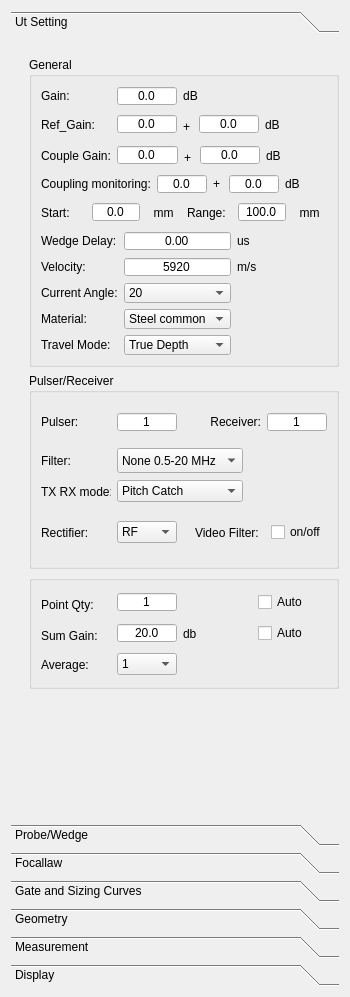
First picture: the form in phascan_view/ui/DopplerGroupTab.ui, repository qinxingying/hello-word, before the edit.
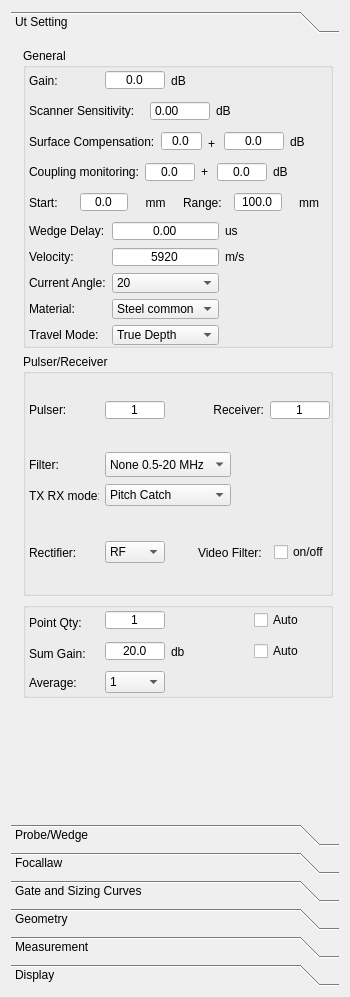
Second picture: the form after the edit. The open tabs and pages were chosen to show the change. Icons and pictures are not drawn. Custom widgets are drawn as their Qt base class.

Commit message: 修改界面耦合补偿为表面补偿，补偿增益改为扫查灵敏度

Diff of the .ui file:
```diff
--- a/phascan_view/ui/DopplerGroupTab.ui
+++ b/phascan_view/ui/DopplerGroupTab.ui
@@ -122,6 +122,18 @@
            </size>
           </property>
           <layout class="QVBoxLayout" name="verticalLayout_15">
+           <property name="leftMargin">
+            <number>3</number>
+           </property>
+           <property name="topMargin">
+            <number>0</number>
+           </property>
+           <property name="rightMargin">
+            <number>0</number>
+           </property>
+           <property name="bottomMargin">
+            <number>0</number>
+           </property>
            <item>
             <widget class="QGroupBox" name="BoxGeneral">
              <property name="enabled">
@@ -149,6 +161,18 @@
               <string>General</string>
              </property>
              <layout class="QVBoxLayout" name="verticalLayout_13">
+              <property name="leftMargin">
+               <number>3</number>
+              </property>
+              <property name="topMargin">
+               <number>0</number>
+              </property>
+              <property name="rightMargin">
+               <number>0</number>
+              </property>
+              <property name="bottomMargin">
+               <number>0</number>
+              </property>
               <item>
                <layout class="QHBoxLayout" name="horizontalLayout_20">
                 <item>
@@ -238,137 +262,57 @@
               <item>
                <layout class="QHBoxLayout" name="horizontalLayout_21">
                 <item>
-                 <widget class="QLabel" name="label_RefGain">
-                  <property name="minimumSize">
-                   <size>
-                    <width>70</width>
-                    <height>20</height>
-                   </size>
-                  </property>
-                  <property name="maximumSize">
-                   <size>
-                    <width>80</width>
-                    <height>25</height>
-                   </size>
-                  </property>
+                 <widget class="QLabel" name="LabelScannerSensitivity">
                   <property name="text">
-                   <string>Ref_Gain:</string>
+                   <string>Scanner Sensitivity: </string>
                   </property>
                  </widget>
                 </item>
                 <item>
-                 <widget class="QDoubleSpinBox" name="ValueRefGain">
-                  <property name="sizePolicy">
-                   <sizepolicy hsizetype="Fixed" vsizetype="Fixed">
-                    <horstretch>0</horstretch>
-                    <verstretch>0</verstretch>
-                   </sizepolicy>
-                  </property>
-                  <property name="minimumSize">
-                   <size>
-                    <width>60</width>
-                    <height>20</height>
-                   </size>
-                  </property>
-                  <property name="maximumSize">
-                   <size>
-                    <width>60</width>
-                    <height>20</height>
-                   </size>
-                  </property>
-                  <property name="alignment">
-                   <set>Qt::AlignCenter</set>
-                  </property>
-                  <property name="buttonSymbols">
-                   <enum>QAbstractSpinBox::NoButtons</enum>
-                  </property>
-                  <property name="decimals">
-                   <number>1</number>
-                  </property>
-                  <property name="minimum">
-                   <double>-80.000000000000000</double>
-                  </property>
-                  <property name="maximum">
-                   <double>80.000000000000000</double>
-                  </property>
-                 </widget>
-                </item>
-                <item>
-                 <widget class="QLabel" name="LabelGain_3">
+                 <widget class="QDoubleSpinBox" name="ValueScannerSensitivity">
                   <property name="sizePolicy">
                    <sizepolicy hsizetype="Preferred" vsizetype="Preferred">
                     <horstretch>0</horstretch>
                     <verstretch>0</verstretch>
                    </sizepolicy>
                   </property>
-                  <property name="minimumSize">
-                   <size>
-                    <width>10</width>
-                    <height>25</height>
-                   </size>
-                  </property>
                   <property name="maximumSize">
                    <size>
-                    <width>10</width>
-                    <height>20</height>
-                   </size>
-                  </property>
-                  <property name="text">
-                   <string>+</string>
-                  </property>
-                 </widget>
-                </item>
-                <item>
-                 <widget class="QDoubleSpinBox" name="ValueREFGain">
-                  <property name="sizePolicy">
-                   <sizepolicy hsizetype="Fixed" vsizetype="Fixed">
-                    <horstretch>0</horstretch>
-                    <verstretch>0</verstretch>
-                   </sizepolicy>
-                  </property>
-                  <property name="minimumSize">
-                   <size>
                     <width>60</width>
                     <height>20</height>
                    </size>
                   </property>
-                  <property name="maximumSize">
-                   <size>
-                    <width>60</width>
-                    <height>20</height>
-                   </size>
+                  <property name="mouseTracking">
+                   <bool>false</bool>
                   </property>
                   <property name="focusPolicy">
                    <enum>Qt::WheelFocus</enum>
                   </property>
-                  <property name="alignment">
-                   <set>Qt::AlignCenter</set>
+                  <property name="contextMenuPolicy">
+                   <enum>Qt::DefaultContextMenu</enum>
                   </property>
                   <property name="buttonSymbols">
                    <enum>QAbstractSpinBox::NoButtons</enum>
                   </property>
-                  <property name="keyboardTracking">
-                   <bool>false</bool>
-                  </property>
-                  <property name="decimals">
-                   <number>1</number>
-                  </property>
                   <property name="minimum">
-                   <double>-40.000000000000000</double>
+                   <double>-30.000000000000000</double>
                   </property>
                   <property name="maximum">
-                   <double>40.000000000000000</double>
+                   <double>30.000000000000000</double>
                   </property>
                  </widget>
                 </item>
                 <item>
-                 <widget class="QLabel" name="LabelGainUnit_2">
+                 <widget class="QLabel" name="labelUnitSS_2">
+                  <property name="minimumSize">
+                   <size>
+                    <width>30</width>
+                    <height>0</height>
+                   </size>
+                  </property>
                   <property name="text">
                    <string>dB</string>
                   </property>
-                  <property name="alignment">
-                   <set>Qt::AlignLeading|Qt::AlignLeft|Qt::AlignVCenter</set>
-                  </property>
                  </widget>
                 </item>
                </layout>
@@ -390,7 +334,7 @@
                    </size>
                   </property>
                   <property name="text">
-                   <string>Couple Gain:</string>
+                   <string>Surface Compensation:</string>
                   </property>
                  </widget>
                 </item>
@@ -1080,7 +1024,16 @@
              </property>
              <layout class="QVBoxLayout" name="verticalLayout_14" stretch="1,2,1">
               <property name="leftMargin">
-               <number>9</number>
+               <number>3</number>
+              </property>
+              <property name="topMargin">
+               <number>0</number>
+              </property>
+              <property name="rightMargin">
+               <number>0</number>
+              </property>
+              <property name="bottomMargin">
+               <number>0</number>
               </property>
               <item>
                <layout class="QGridLayout" name="gridLayout_17" columnstretch="1,1,0,1,1">
@@ -1488,7 +1441,16 @@
              </property>
              <layout class="QGridLayout" name="gridLayout_19">
               <property name="leftMargin">
-               <number>9</number>
+               <number>3</number>
+              </property>
+              <property name="topMargin">
+               <number>0</number>
+              </property>
+              <property name="rightMargin">
+               <number>0</number>
+              </property>
+              <property name="bottomMargin">
+               <number>0</number>
               </property>
               <item row="0" column="0">
                <layout class="QGridLayout" name="gridLayout">
@@ -6182,58 +6144,6 @@
                    </item>
                   </layout>
                  </item>
-                 <item>
-                  <layout class="QHBoxLayout" name="horizontalLayout_17">
-                   <item>
-                    <widget class="QLabel" name="LabelScannerSensitivity">
-                     <property name="text">
-                      <string>Scanner Sensitivity        </string>
-                     </property>
-                    </widget>
-                   </item>
-                   <item>
-                    <widget class="QDoubleSpinBox" name="ValueScannerSensitivity">
-                     <property name="sizePolicy">
-                      <sizepolicy hsizetype="Preferred" vsizetype="Preferred">
-                       <horstretch>0</horstretch>
-                       <verstretch>0</verstretch>
-                      </sizepolicy>
-                     </property>
-                     <property name="mouseTracking">
-                      <bool>false</bool>
-                     </property>
-                     <property name="focusPolicy">
-                      <enum>Qt::WheelFocus</enum>
-                     </property>
-                     <property name="contextMenuPolicy">
-                      <enum>Qt::DefaultContextMenu</enum>
-                     </property>
-                     <property name="buttonSymbols">
-                      <enum>QAbstractSpinBox::NoButtons</enum>
-                     </property>
-                     <property name="minimum">
-                      <double>-30.000000000000000</double>
-                     </property>
-                     <property name="maximum">
-                      <double>30.000000000000000</double>
-                     </property>
-                    </widget>
-                   </item>
-                   <item>
-                    <widget class="QLabel" name="labelUnitSS">
-                     <property name="minimumSize">
-                      <size>
-                       <width>30</width>
-                       <height>0</height>
-                      </size>
-                     </property>
-                     <property name="text">
-                      <string>db</string>
-                     </property>
-                    </widget>
-                   </item>
-                  </layout>
-                 </item>
                 </layout>
                </widget>
               </item>
```
Left out of the diff: 26 changed lines with no effect on the pictures. The commit also changes 6 other files.
